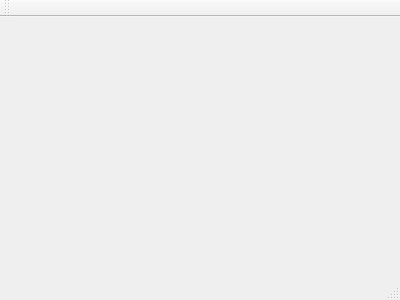
LimesSuperior/regresja-liniowa, file Regresja/mainwindow.ui: the form before one commit.
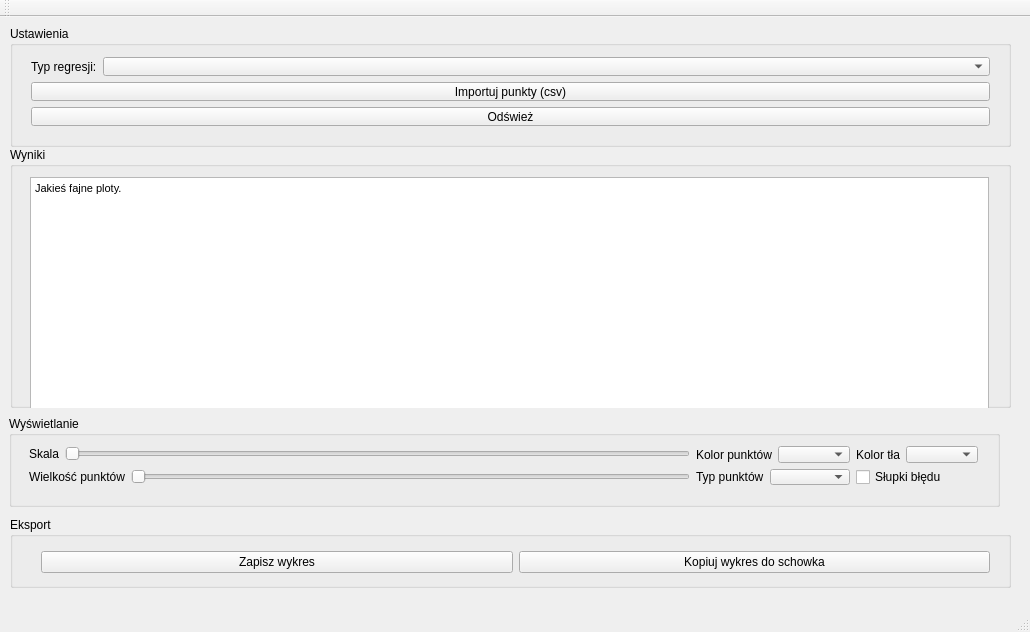
The form after the commit.

Commit message: Created elements layout, implemented basic regression

Diff of the .ui file:
```diff
--- a/Regresja/mainwindow.ui
+++ b/Regresja/mainwindow.ui
@@ -1,24 +1,278 @@
 <ui version="4.0">
  <class>MainWindow</class>
- <widget class="QMainWindow" name="MainWindow" >
-  <property name="geometry" >
+ <widget class="QMainWindow" name="MainWindow">
+  <property name="geometry">
    <rect>
     <x>0</x>
     <y>0</y>
-    <width>400</width>
-    <height>300</height>
+    <width>1030</width>
+    <height>632</height>
    </rect>
   </property>
   <property name="windowTitle" >
    <string>MainWindow</string>
   </property>
-  <widget class="QMenuBar" name="menuBar" />
-  <widget class="QToolBar" name="mainToolBar" />
-  <widget class="QWidget" name="centralWidget" />
-  <widget class="QStatusBar" name="statusBar" />
+  <widget class="QWidget" name="centralWidget">
+   <widget class="QGroupBox" name="groupBox">
+    <property name="geometry">
+     <rect>
+      <x>10</x>
+      <y>9</y>
+      <width>1001</width>
+      <height>121</height>
+     </rect>
+    </property>
+    <property name="title">
+     <string>Ustawienia</string>
+    </property>
+    <widget class="QWidget" name="gridLayoutWidget">
+     <property name="geometry">
+      <rect>
+       <x>10</x>
+       <y>20</y>
+       <width>981</width>
+       <height>91</height>
+      </rect>
+     </property>
+     <layout class="QGridLayout" name="gridLayout" columnstretch="0,0,0">
+      <item row="4" column="1">
+       <widget class="QPushButton" name="pushButton_2">
+        <property name="text">
+         <string>Odśwież</string>
+        </property>
+       </widget>
+      </item>
+      <item row="2" column="1">
+       <layout class="QFormLayout" name="formLayout_4">
+        <item row="0" column="0">
+         <widget class="QLabel" name="label">
+          <property name="text">
+           <string>Typ regresji:</string>
+          </property>
+         </widget>
+        </item>
+        <item row="0" column="1">
+         <widget class="QComboBox" name="comboBox"/>
+        </item>
+       </layout>
+      </item>
+      <item row="3" column="1">
+       <widget class="QPushButton" name="pushButton">
+        <property name="text">
+         <string>Importuj punkty (csv)</string>
+        </property>
+       </widget>
+      </item>
+     </layout>
+    </widget>
+   </widget>
+   <widget class="QGroupBox" name="groupBox_2">
+    <property name="geometry">
+     <rect>
+      <x>10</x>
+      <y>130</y>
+      <width>1001</width>
+      <height>261</height>
+     </rect>
+    </property>
+    <property name="title">
+     <string>Wyniki</string>
+    </property>
+    <widget class="QWidget" name="gridLayoutWidget_2">
+     <property name="geometry">
+      <rect>
+       <x>9</x>
+       <y>19</y>
+       <width>981</width>
+       <height>261</height>
+      </rect>
+     </property>
+     <layout class="QGridLayout" name="gridLayout_2" columnstretch="60">
+      <item row="0" column="0">
+       <widget class="QTextEdit" name="textEdit">
+        <property name="html">
+         <string>&lt;!DOCTYPE HTML PUBLIC &quot;-//W3C//DTD HTML 4.0//EN&quot; &quot;http://www.w3.org/TR/REC-html40/strict.dtd&quot;&gt;
+&lt;html&gt;&lt;head&gt;&lt;meta name=&quot;qrichtext&quot; content=&quot;1&quot; /&gt;&lt;style type=&quot;text/css&quot;&gt;
+p, li { white-space: pre-wrap; }
+&lt;/style&gt;&lt;/head&gt;&lt;body style=&quot; font-family:'MS Shell Dlg 2'; font-size:8.25pt; font-weight:400; font-style:normal;&quot;&gt;
+&lt;p style=&quot; margin-top:0px; margin-bottom:0px; margin-left:0px; margin-right:0px; -qt-block-indent:0; text-indent:0px;&quot;&gt;Jakieś fajne ploty.&lt;/p&gt;&lt;/body&gt;&lt;/html&gt;</string>
+        </property>
+       </widget>
+      </item>
+     </layout>
+    </widget>
+   </widget>
+   <widget class="QGroupBox" name="groupBox_3">
+    <property name="geometry">
+     <rect>
+      <x>10</x>
+      <y>500</y>
+      <width>1001</width>
+      <height>71</height>
+     </rect>
+    </property>
+    <property name="title">
+     <string>Eksport</string>
+    </property>
+    <widget class="QWidget" name="horizontalLayoutWidget_2">
+     <property name="geometry">
+      <rect>
+       <x>20</x>
+       <y>20</y>
+       <width>971</width>
+       <height>51</height>
+      </rect>
+     </property>
+     <layout class="QHBoxLayout" name="horizontalLayout_2">
+      <item>
+       <widget class="QPushButton" name="pushButton_3">
+        <property name="text">
+         <string>Zapisz wykres</string>
+        </property>
+       </widget>
+      </item>
+      <item>
+       <widget class="QPushButton" name="pushButton_4">
+        <property name="text">
+         <string>Kopiuj wykres do schowka</string>
+        </property>
+       </widget>
+      </item>
+     </layout>
+    </widget>
+   </widget>
+   <widget class="QGroupBox" name="groupBox_4">
+    <property name="geometry">
+     <rect>
+      <x>9</x>
+      <y>399</y>
+      <width>991</width>
+      <height>91</height>
+     </rect>
+    </property>
+    <property name="title">
+     <string>Wyświetlanie</string>
+    </property>
+    <widget class="QWidget" name="gridLayoutWidget_3">
+     <property name="geometry">
+      <rect>
+       <x>9</x>
+       <y>19</y>
+       <width>971</width>
+       <height>61</height>
+      </rect>
+     </property>
+     <layout class="QGridLayout" name="gridLayout_3">
+      <item row="0" column="0">
+       <layout class="QFormLayout" name="formLayout">
+        <item row="0" column="0">
+         <widget class="QLabel" name="label_2">
+          <property name="text">
+           <string>Skala</string>
+          </property>
+         </widget>
+        </item>
+        <item row="0" column="1">
+         <widget class="QSlider" name="horizontalSlider">
+          <property name="orientation">
+           <enum>Qt::Horizontal</enum>
+          </property>
+         </widget>
+        </item>
+       </layout>
+      </item>
+      <item row="0" column="1">
+       <layout class="QFormLayout" name="formLayout_5">
+        <item row="0" column="0">
+         <widget class="QLabel" name="label_3">
+          <property name="text">
+           <string>Kolor punktów</string>
+          </property>
+         </widget>
+        </item>
+        <item row="0" column="1">
+         <widget class="QComboBox" name="comboBox_2"/>
+        </item>
+       </layout>
+      </item>
+      <item row="0" column="2">
+       <layout class="QFormLayout" name="formLayout_6">
+        <item row="0" column="0">
+         <widget class="QLabel" name="label_4">
+          <property name="text">
+           <string>Kolor tła</string>
+          </property>
+         </widget>
+        </item>
+        <item row="0" column="1">
+         <widget class="QComboBox" name="comboBox_6"/>
+        </item>
+       </layout>
+      </item>
+      <item row="1" column="0">
+       <layout class="QFormLayout" name="formLayout_7">
+        <item row="0" column="0">
+         <widget class="QLabel" name="label_5">
+          <property name="text">
+           <string>Wielkość punktów</string>
+          </property>
+         </widget>
+        </item>
+        <item row="0" column="1">
+         <widget class="QSlider" name="horizontalSlider_2">
+          <property name="orientation">
+           <enum>Qt::Horizontal</enum>
+          </property>
+         </widget>
+        </item>
+       </layout>
+      </item>
+      <item row="1" column="1">
+       <layout class="QFormLayout" name="formLayout_8">
+        <item row="0" column="0">
+         <widget class="QLabel" name="label_6">
+          <property name="text">
+           <string>Typ punktów</string>
+          </property>
+         </widget>
+        </item>
+        <item row="0" column="1">
+         <widget class="QComboBox" name="comboBox_3"/>
+        </item>
+       </layout>
+      </item>
+      <item row="1" column="2">
+       <widget class="QCheckBox" name="checkBox">
+        <property name="text">
+         <string>Słupki błędu</string>
+        </property>
+       </widget>
+      </item>
+     </layout>
+    </widget>
+   </widget>
+  </widget>
+  <widget class="QMenuBar" name="menuBar">
+   <property name="geometry">
+    <rect>
+     <x>0</x>
+     <y>0</y>
+     <width>1030</width>
+     <height>21</height>
+    </rect>
+   </property>
+  </widget>
+  <widget class="QToolBar" name="mainToolBar">
+   <attribute name="toolBarArea">
+    <enum>TopToolBarArea</enum>
+   </attribute>
+   <attribute name="toolBarBreak">
+    <bool>false</bool>
+   </attribute>
+  </widget>
+  <widget class="QStatusBar" name="statusBar"/>
  </widget>
- <layoutDefault spacing="6" margin="11" />
- <pixmapfunction></pixmapfunction>
+ <layoutdefault spacing="6" margin="11"/>
  <resources/>
  <connections/>
 </ui>
```
Left out of the diff: 3 changed lines with no effect on the pictures. The commit also changes 4 other files.
